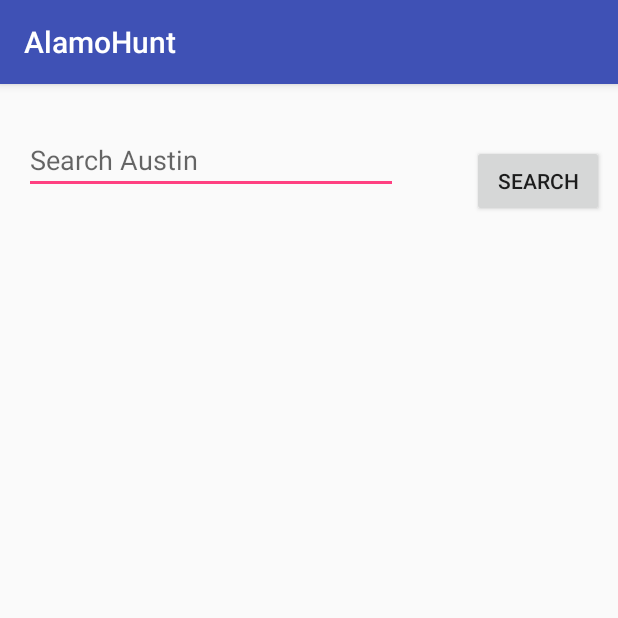
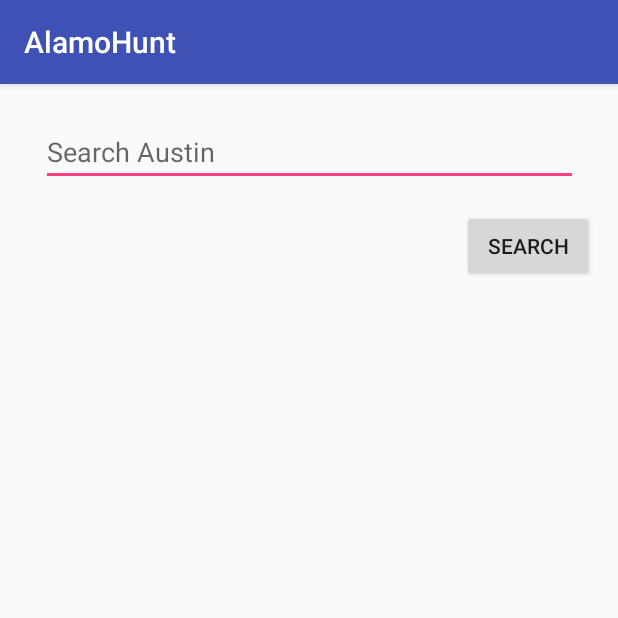
Before and after one commit to realityexpander/AlamoHunt2, an Android app: the screen it shows after launch (MainActivity), on a phone screen of 412 x 824 dp, the top half of it. Run offline under Robolectric (Android 15) with nearby library versions, the phone set to English and light mode, and no system bars.

Commit message:
Updating comments Deleted ViewVenueActivity Checked for empty category Added divider line Fixing back button behavior

```diff
--- a/app/src/main/java/com/realityexpander/alamohunt/AutocompleteAdapter.java
+++ b/app/src/main/java/com/realityexpander/alamohunt/AutocompleteAdapter.java
@@ -55,6 +55,9 @@ public class AutocompleteAdapter extends ArrayAdapter<Venue> {
 
     @Override
     public int getCount() {
+        if (mVenues == null)
+            return 0;
+
         return mVenues.size();
     }
 
--- a/app/src/main/java/com/realityexpander/alamohunt/FoursquareService.java
+++ b/app/src/main/java/com/realityexpander/alamohunt/FoursquareService.java
@@ -22,7 +22,7 @@ public interface FoursquareService {
                                         @Query("query") String searchQuery);
 
     // A request to search for nearby recommendations via the Foursquare API.
-    @GET("search/recommendations?v=20161101&limit=10&near=Austin,TX")
+    @GET("search/recommendations?v=20161101&limit=15&near=Austin,TX")
     Call<FoursquareJSON> searchAutoComplete(@Query("client_id") String clientID,
                                             @Query("client_secret") String clientSecret,
                                             @Query("query") String autoCompleteString      );
--- a/app/src/main/java/com/realityexpander/alamohunt/PlacePickerActivity.java
+++ b/app/src/main/java/com/realityexpander/alamohunt/PlacePickerActivity.java
@@ -85,14 +85,12 @@ public class PlacePickerActivity extends AppCompatActivity implements GoogleApiC
 
         // Setup the toolbar UI elements
         Toolbar toolbar = (Toolbar) findViewById(R.id.toolbar);
-        toolbar.setTitle("Searching...");
         toolbar.setNavigationIcon(android.support.design.R.drawable.abc_ic_ab_back_material);
         setSupportActionBar(toolbar);
         toolbar.setNavigationOnClickListener(new View.OnClickListener() {
             @Override
             public void onClick(View v) {
                 finish();
-//                startActivity(new Intent(getApplicationContext(),MainActivity.class));
             }
         });
 
@@ -200,7 +198,7 @@ public class PlacePickerActivity extends AppCompatActivity implements GoogleApiC
                         foursquareClientID,
                         foursquareClientSecret,
                         // userLL,
-                        // userLLAcc,
+                        // userLLAcc, // CDA todo if we want to make it more location based
                         searchString);
                 searchCall.enqueue(new Callback<FoursquareJSON>() {
                     @Override
--- a/app/src/main/res/layout/activity_main.xml
+++ b/app/src/main/res/layout/activity_main.xml
@@ -9,12 +9,13 @@
 
     <com.realityexpander.alamohunt.CustomBackAutoCompleteTextView
         android:id="@+id/search"
-        android:layout_width="249dp"
-        android:layout_height="wrap_content"
+        android:layout_width="358dp"
+        android:layout_height="40dp"
         android:layout_alignParentTop="true"
         android:layout_marginStart="16dp"
         android:layout_marginTop="28dp"
         android:hint="Search Austin"
+        app:layout_constraintEnd_toEndOf="@+id/button"
         app:layout_constraintStart_toStartOf="parent"
         app:layout_constraintTop_toTopOf="parent">
 
@@ -26,16 +27,13 @@
         android:layout_width="wrap_content"
         android:layout_height="wrap_content"
         android:layout_marginBottom="8dp"
-        android:layout_marginEnd="8dp"
-        android:layout_marginStart="8dp"
+        android:layout_marginEnd="16dp"
         android:layout_marginTop="8dp"
         android:onClick="searchButtonClick"
         android:text="Search"
         app:layout_constraintBottom_toBottomOf="parent"
         app:layout_constraintEnd_toEndOf="parent"
-        app:layout_constraintHorizontal_bias="0.971"
-        app:layout_constraintStart_toEndOf="@+id/search"
-        app:layout_constraintTop_toTopOf="parent"
-        app:layout_constraintVertical_bias="0.046" />
+        app:layout_constraintTop_toBottomOf="@+id/search"
+        app:layout_constraintVertical_bias="0.013" />
 
 </android.support.constraint.ConstraintLayout>
```
Also changed, not shown: app/src/main/res/layout/auto_complete_layout.xml (+16 -2 lines), app/src/main/res/layout/item_place_picker.xml (+7 -6 lines).
